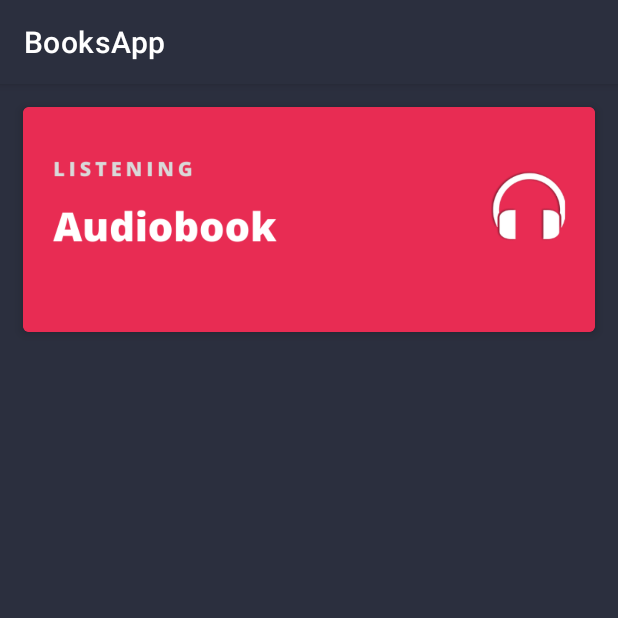
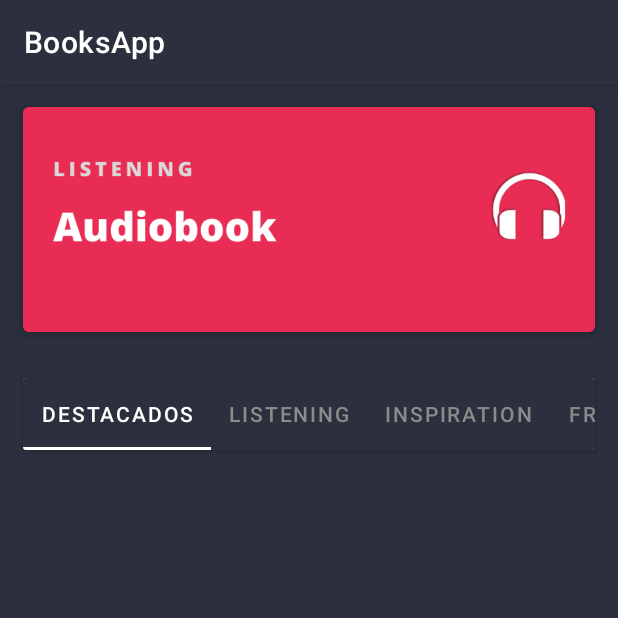
Before and after one commit to g3rardogo/BooksApp, an Android app: the screen it shows after launch (MainActivity), on a phone screen of 412 x 824 dp, the top half of it. Run offline under Robolectric (Android 15) with nearby library versions, the phone set to English and light mode, and no system bars.

```diff
--- a/app/src/main/res/layout/activity_main.xml
+++ b/app/src/main/res/layout/activity_main.xml
@@ -6,11 +6,12 @@
     android:layout_height="match_parent"
     tools:context=".MainActivity">
 
-    <RelativeLayout
+    <LinearLayout
         android:layout_width="match_parent"
         android:layout_height="match_parent"
         app:layout_behavior="com.google.android.material.appbar.AppBarLayout$ScrollingViewBehavior"
-        android:background="@color/colorPrimary">
+        android:background="@color/colorPrimary"
+        android:orientation="vertical">
         <androidx.cardview.widget.CardView
             android:layout_width="match_parent"
             android:layout_height="wrap_content"
@@ -24,8 +25,49 @@
                 android:src="@drawable/banner_home"
                 android:scaleType="centerCrop"/>
         </androidx.cardview.widget.CardView>
+        <androidx.cardview.widget.CardView
+            android:layout_width="match_parent"
+            android:layout_height="wrap_content"
+            android:layout_margin="15dp">
+            <com.google.android.material.tabs.TabLayout
+                android:layout_width="match_parent"
+                android:layout_height="wrap_content"
+                app:tabMode="scrollable"
+                android:background="@color/colorPrimary"
+                app:tabSelectedTextColor="@color/white"
+                app:tabTextColor="@color/colorSubtitle"
+                app:tabIndicatorColor="@color/white">
 
+                <com.google.android.material.tabs.TabItem
+                    android:layout_width="wrap_content"
+                    android:layout_height="wrap_content"
+                    android:text="@string/tab_1"
+                    />
 
-    </RelativeLayout>
+                <com.google.android.material.tabs.TabItem
+                    android:layout_width="wrap_content"
+                    android:layout_height="wrap_content"
+                    android:text="@string/tab_2"
+                    />
 
+                <com.google.android.material.tabs.TabItem
+                    android:layout_width="wrap_content"
+                    android:layout_height="wrap_content"
+                    android:text="@string/tab_3"
+                    />
+
+                <com.google.android.material.tabs.TabItem
+                    android:layout_width="wrap_content"
+                    android:layout_height="wrap_content"
+                    android:text="@string/tab_4"
+                    />
+
+                <com.google.android.material.tabs.TabItem
+                    android:layout_width="wrap_content"
+                    android:layout_height="wrap_content"
+                    android:text="@string/tab_5"
+                    />
+            </com.google.android.material.tabs.TabLayout>
+        </androidx.cardview.widget.CardView>
+    </LinearLayout>
 </androidx.coordinatorlayout.widget.CoordinatorLayout>
--- a/app/src/main/res/values/strings.xml
+++ b/app/src/main/res/values/strings.xml
@@ -2,4 +2,9 @@
     <string name="app_name">BooksApp</string>
     <string name="lorem">"Lorem ipsum dolor sit amet, consectetur adipiscing elit, sed do eiusmod tempor incididunt ut labore et dolore magna aliqua. Ut enim ad minim veniam, quis nostrud exercitation ullamco laboris nisi ut aliquip ex ea commodo consequat. Duis aute irure dolor in reprehenderit in voluptate velit esse cillum dolore eu fugiat nulla pariatur. Excepteur sint occaecat cupidatat non proident, sunt in culpa qui officia deserunt mollit anim id est laborum."</string>
     <string name="buy_button">Comprar ahora</string>
+    <string name="tab_1">Destacados</string>
+    <string name="tab_2">Listening</string>
+    <string name="tab_3">Inspiration</string>
+    <string name="tab_4">Free Column</string>
+    <string name="tab_5">Inspiration</string>
 </resources>
```
Also changed, not shown: 1 other file.
